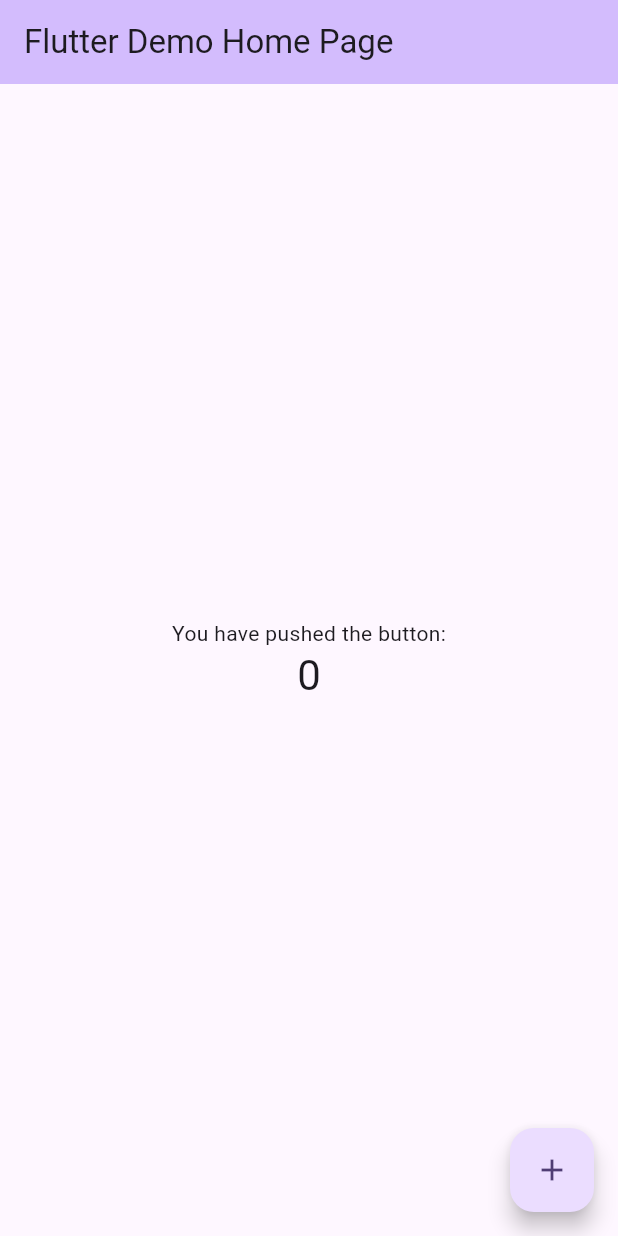
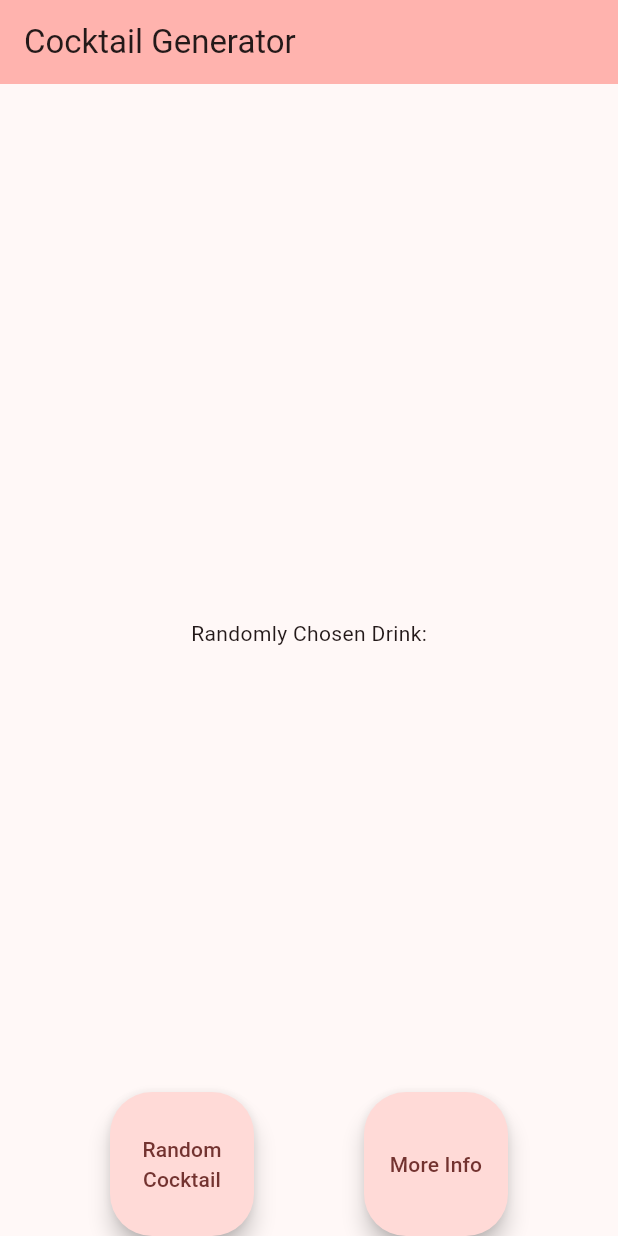
Before and after one commit to jackkslash/ShapeFlutter, a Flutter app: the screen it shows after launch, on a phone screen of 412 x 824 dp. Run offline on Flutter 3.47's test engine with Material 2 defaults, Android fonts, the phone set to English and light mode, and no system bars; network calls fail.

Commit message:
Random cocktails on button press and load

```diff
--- a/lib/main.dart
+++ b/lib/main.dart
@@ -1,4 +1,8 @@
+import 'dart:convert';
+
 import 'package:flutter/material.dart';
+import 'package:http/http.dart' as http;
+import 'package:shapeflutter/models/cocktail.dart';
 
 void main() {
   runApp(const MyApp());
@@ -28,10 +32,11 @@ class MyApp extends StatelessWidget {
         //
         // This works for code too, not just values: Most code changes can be
         // tested with just a hot reload.
-        colorScheme: ColorScheme.fromSeed(seedColor: Colors.deepPurple),
+        colorScheme:
+            ColorScheme.fromSeed(seedColor: Color.fromARGB(255, 194, 59, 59)),
         useMaterial3: true,
       ),
-      home: const MyHomePage(title: 'Flutter Demo Home Page'),
+      home: const MyHomePage(title: 'Cocktail Generator'),
     );
   }
 }
@@ -55,17 +60,30 @@ class MyHomePage extends StatefulWidget {
 }
 
 class _MyHomePageState extends State<MyHomePage> {
-  int _counter = 0;
+  List<Cocktail> _rndCocktail = [];
+  String _cocktailName = "";
 
-  void _incrementCounter() {
+  Future getCocktail() async {
+    _rndCocktail.clear();
+    var response = await http.get(
+        Uri.parse('https://www.thecocktaildb.com/api/json/v1/1/random.php'));
+    var jsonData = jsonDecode(response.body);
+    print(jsonData);
+
     setState(() {
-      // This call to setState tells the Flutter framework that something has
-      // changed in this State, which causes it to rerun the build method below
-      // so that the display can reflect the updated values. If we changed
-      // _counter without calling setState(), then the build method would not be
-      // called again, and so nothing would appear to happen.
-      _counter++;
+      for (var eachDrink in jsonData['drinks']) {
+        final cocktail = Cocktail(
+            idDrink: eachDrink['idDrink'], drinkName: eachDrink['strDrink']);
+        _rndCocktail.add(cocktail);
+      }
+      _cocktailName = _rndCocktail[0].drinkName;
     });
+  }
+
+  @override
+  void initState() {
+    getCocktail();
+    super.initState();
   }
 
   @override
@@ -106,20 +124,32 @@ class _MyHomePageState extends State<MyHomePage> {
             mainAxisAlignment: MainAxisAlignment.center,
             children: <Widget>[
               const Text(
-              'You have pushed the button:',
+                'Randomly Chosen Drink:',
               ),
               Text(
-              '$_counter',
+                '$_cocktailName',
                 style: Theme.of(context).textTheme.headlineMedium,
               ),
             ],
           ),
         ),
-      floatingActionButton: FloatingActionButton(
-        onPressed: _incrementCounter,
-        tooltip: 'Increment',
-        child: const Icon(Icons.add),
-      ), // This trailing comma makes auto-formatting nicer for build methods.
+        floatingActionButton: Row(
+          mainAxisAlignment: MainAxisAlignment.spaceEvenly,
+          children: [
+            FloatingActionButton.large(
+                onPressed: getCocktail,
+                tooltip: 'New Cocktail',
+                child:
+                    const Text("Random Cocktail", textAlign: TextAlign.center)),
+            FloatingActionButton.large(
+                onPressed: getCocktail,
+                tooltip: 'More Info',
+                child: const Text("More Info", textAlign: TextAlign.center)),
+          ],
+        ),
+        floatingActionButtonLocation: FloatingActionButtonLocation
+            .centerDocked // This trailing comma makes auto-formatting nicer for build methods.
+
         );
   }
 }
--- /dev/null
+++ b/lib/models/cocktail.dart
@@ -0,0 +1,9 @@
+class Cocktail {
+  final String idDrink;
+  final String drinkName;
+
+  const Cocktail({
+    required this.idDrink,
+    required this.drinkName,
+  });
+}
--- a/pubspec.yaml
+++ b/pubspec.yaml
@@ -35,6 +35,7 @@ dependencies:
   # The following adds the Cupertino Icons font to your application.
   # Use with the CupertinoIcons class for iOS style icons.
   cupertino_icons: ^1.0.2
+  http: ^1.1.0
 
 dev_dependencies:
   flutter_test:
```
Also changed, not shown: pubspec.lock. Lines whose indentation alone changed are shown as unchanged.
